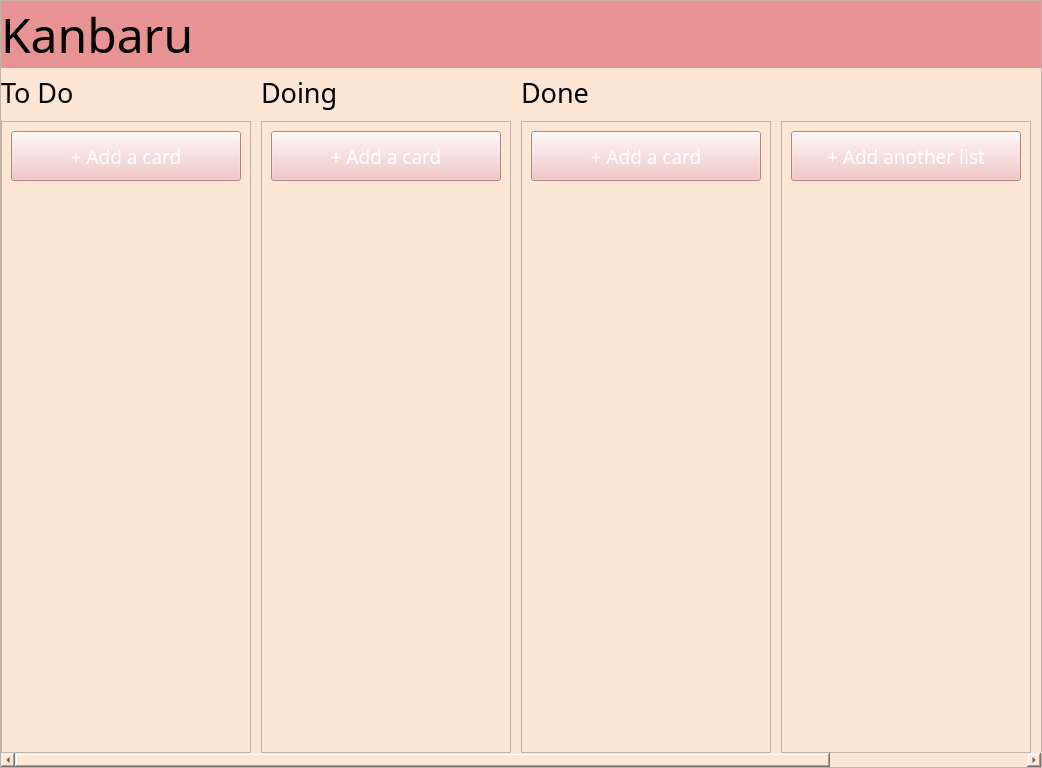
Old version of the form src/ui/main.ui in the repository dulapahv/Kanbaru.
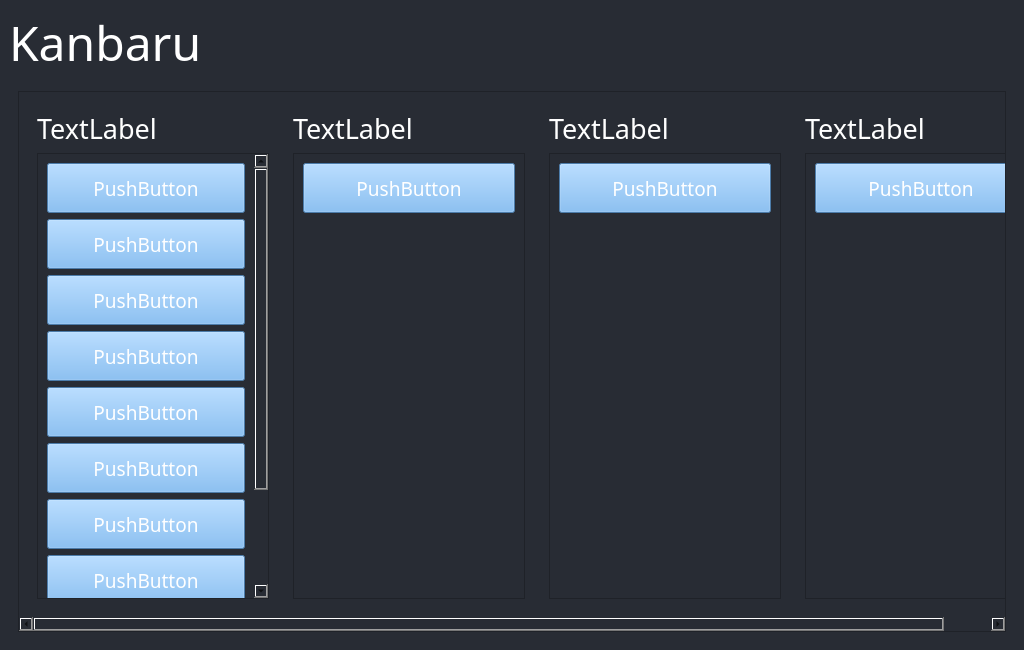
New version of the form.

The edit to the form file:
```diff
--- a/src/ui/main.ui
+++ b/src/ui/main.ui
@@ -2,30 +2,22 @@
 <ui version="4.0">
  <class>MainWindow</class>
  <widget class="QMainWindow" name="MainWindow">
-  <property name="enabled">
-   <bool>true</bool>
-  </property>
   <property name="geometry">
    <rect>
     <x>0</x>
     <y>0</y>
-    <width>1042</width>
-    <height>768</height>
+    <width>1024</width>
+    <height>650</height>
    </rect>
   </property>
-  <property name="font">
-   <font>
-    <bold>false</bold>
-   </font>
-  </property>
   <property name="windowTitle">
    <string>Kanbaru</string>
   </property>
   <property name="styleSheet">
-   <string notr="true">background-color: #fde6d4;</string>
+   <string notr="true">background-color: #282c34;</string>
   </property>
   <widget class="QWidget" name="centralwidget">
-   <layout class="QVBoxLayout" name="verticalLayout_6">
+   <layout class="QHBoxLayout" name="horizontalLayout">
     <property name="spacing">
      <number>6</number>
     </property>
@@ -41,17 +33,43 @@
     <property name="bottomMargin">
      <number>0</number>
     </property>
+    <item>
+     <widget class="QWidget" name="widget" native="true">
+      <layout class="QVBoxLayout" name="verticalLayout_2">
+       <item>
+        <widget class="QLabel" name="label">
+         <property name="font">
+          <font>
+           <family>Torus Pro</family>
+           <pointsize>36</pointsize>
+          </font>
+         </property>
+         <property name="styleSheet">
+          <string notr="true">background-color: #282c34;
+color: #FFFFFF;</string>
+         </property>
+         <property name="text">
+          <string>Kanbaru</string>
+         </property>
+        </widget>
+       </item>
+       <item>
+        <widget class="QWidget" name="widget_2" native="true">
+         <property name="sizePolicy">
+          <sizepolicy hsizetype="Preferred" vsizetype="Preferred">
+           <horstretch>0</horstretch>
+           <verstretch>0</verstretch>
+          </sizepolicy>
+         </property>
+         <property name="minimumSize">
+          <size>
+           <width>280</width>
+           <height>500</height>
+          </size>
+         </property>
+         <layout class="QHBoxLayout" name="horizontalLayout_2">
     <item>
      <widget class="QScrollArea" name="scrollArea">
-      <property name="enabled">
-       <bool>true</bool>
-      </property>
-      <property name="sizePolicy">
-       <sizepolicy hsizetype="Minimum" vsizetype="Minimum">
-        <horstretch>0</horstretch>
-        <verstretch>0</verstretch>
-       </sizepolicy>
-      </property>
       <property name="widgetResizable">
        <bool>true</bool>
       </property>
@@ -60,97 +78,44 @@
         <rect>
          <x>0</x>
          <y>0</y>
-         <width>1302</width>
-         <height>749</height>
-        </rect>
-       </property>
-       <property name="sizePolicy">
-        <sizepolicy hsizetype="Fixed" vsizetype="Preferred">
-         <horstretch>0</horstretch>
-         <verstretch>0</verstretch>
-        </sizepolicy>
-       </property>
+               <width>1042</width>
+               <height>536</height>
+              </rect>
+             </property>
        <layout class="QGridLayout" name="gridLayout">
-        <property name="leftMargin">
-         <number>0</number>
-        </property>
-        <property name="topMargin">
-         <number>0</number>
-        </property>
-        <property name="rightMargin">
-         <number>0</number>
-        </property>
-        <property name="bottomMargin">
-         <number>0</number>
-        </property>
-        <property name="horizontalSpacing">
-         <number>0</number>
-        </property>
-        <property name="verticalSpacing">
-         <number>6</number>
-        </property>
         <item row="0" column="0">
-         <widget class="QLabel" name="label_5">
-          <property name="font">
-           <font>
-            <family>Torus Pro</family>
-            <pointsize>36</pointsize>
-            <italic>false</italic>
-            <bold>false</bold>
-            <kerning>true</kerning>
-           </font>
-          </property>
-          <property name="autoFillBackground">
-           <bool>false</bool>
-          </property>
-          <property name="styleSheet">
-           <string notr="true">background-color: rgb(231, 147, 147);</string>
-          </property>
-          <property name="text">
-           <string>Kanbaru</string>
-          </property>
-          <property name="margin">
-           <number>12</number>
-          </property>
-         </widget>
-        </item>
-        <item row="1" column="0">
-         <layout class="QHBoxLayout" name="horizontalLayout">
-          <property name="spacing">
-           <number>10</number>
-          </property>
+               <widget class="QWidget" name="widget_3" native="true">
+                <property name="sizePolicy">
+                 <sizepolicy hsizetype="Fixed" vsizetype="Preferred">
+                  <horstretch>0</horstretch>
+                  <verstretch>0</verstretch>
+                 </sizepolicy>
+                </property>
+                <property name="minimumSize">
+                 <size>
+                  <width>250</width>
+                  <height>0</height>
+                 </size>
+                </property>
+                <layout class="QVBoxLayout" name="verticalLayout_3">
           <item>
-           <layout class="QVBoxLayout" name="verticalLayout">
-            <item>
-             <widget class="QLabel" name="label">
+                  <widget class="QLabel" name="label_2">
               <property name="font">
                <font>
                 <family>Torus Pro</family>
                 <pointsize>20</pointsize>
                </font>
               </property>
+                   <property name="styleSheet">
+                    <string notr="true">color: #FFFFFF;</string>
+                   </property>
               <property name="text">
-               <string>To Do</string>
+                    <string>TextLabel</string>
               </property>
              </widget>
             </item>
             <item>
              <widget class="QScrollArea" name="scrollArea_2">
-              <property name="sizePolicy">
-               <sizepolicy hsizetype="Expanding" vsizetype="Expanding">
-                <horstretch>0</horstretch>
-                <verstretch>0</verstretch>
-               </sizepolicy>
-              </property>
-              <property name="minimumSize">
-               <size>
-                <width>250</width>
-                <height>0</height>
-               </size>
-              </property>
-              <property name="acceptDrops">
-               <bool>true</bool>
-              </property>
               <property name="widgetResizable">
                <bool>true</bool>
               </property>
@@ -158,13 +123,243 @@
                <property name="geometry">
                 <rect>
                  <x>0</x>
-                 <y>0</y>
-                 <width>248</width>
-                 <height>624</height>
-                </rect>
-               </property>
-               <layout class="QGridLayout" name="gridLayout_3">
-                <item row="2" column="0">
+                      <y>-116</y>
+                      <width>213</width>
+                      <height>578</height>
+                     </rect>
+                    </property>
+                    <layout class="QVBoxLayout" name="verticalLayout_4">
+                     <item>
+                      <widget class="QPushButton" name="pushButton">
+                       <property name="minimumSize">
+                        <size>
+                         <width>0</width>
+                         <height>50</height>
+                        </size>
+                       </property>
+                       <property name="font">
+                        <font>
+                         <family>Torus Pro</family>
+                         <pointsize>14</pointsize>
+                        </font>
+                       </property>
+                       <property name="styleSheet">
+                        <string notr="true">background-color: #6badee;
+color: #ffffff;</string>
+                       </property>
+                       <property name="text">
+                        <string>PushButton</string>
+                       </property>
+                      </widget>
+                     </item>
+                     <item>
+                      <widget class="QPushButton" name="pushButton_5">
+                       <property name="minimumSize">
+                        <size>
+                         <width>0</width>
+                         <height>50</height>
+                        </size>
+                       </property>
+                       <property name="font">
+                        <font>
+                         <family>Torus Pro</family>
+                         <pointsize>14</pointsize>
+                        </font>
+                       </property>
+                       <property name="styleSheet">
+                        <string notr="true">background-color: #6badee;
+color: #ffffff;</string>
+                       </property>
+                       <property name="text">
+                        <string>PushButton</string>
+                       </property>
+                      </widget>
+                     </item>
+                     <item>
+                      <widget class="QPushButton" name="pushButton_6">
+                       <property name="minimumSize">
+                        <size>
+                         <width>0</width>
+                         <height>50</height>
+                        </size>
+                       </property>
+                       <property name="font">
+                        <font>
+                         <family>Torus Pro</family>
+                         <pointsize>14</pointsize>
+                        </font>
+                       </property>
+                       <property name="styleSheet">
+                        <string notr="true">background-color: #6badee;
+color: #ffffff;</string>
+                       </property>
+                       <property name="text">
+                        <string>PushButton</string>
+                       </property>
+                      </widget>
+                     </item>
+                     <item>
+                      <widget class="QPushButton" name="pushButton_7">
+                       <property name="minimumSize">
+                        <size>
+                         <width>0</width>
+                         <height>50</height>
+                        </size>
+                       </property>
+                       <property name="font">
+                        <font>
+                         <family>Torus Pro</family>
+                         <pointsize>14</pointsize>
+                        </font>
+                       </property>
+                       <property name="styleSheet">
+                        <string notr="true">background-color: #6badee;
+color: #ffffff;</string>
+                       </property>
+                       <property name="text">
+                        <string>PushButton</string>
+                       </property>
+                      </widget>
+                     </item>
+                     <item>
+                      <widget class="QPushButton" name="pushButton_8">
+                       <property name="minimumSize">
+                        <size>
+                         <width>0</width>
+                         <height>50</height>
+                        </size>
+                       </property>
+                       <property name="font">
+                        <font>
+                         <family>Torus Pro</family>
+                         <pointsize>14</pointsize>
+                        </font>
+                       </property>
+                       <property name="styleSheet">
+                        <string notr="true">background-color: #6badee;
+color: #ffffff;</string>
+                       </property>
+                       <property name="text">
+                        <string>PushButton</string>
+                       </property>
+                      </widget>
+                     </item>
+                     <item>
+                      <widget class="QPushButton" name="pushButton_9">
+                       <property name="minimumSize">
+                        <size>
+                         <width>0</width>
+                         <height>50</height>
+                        </size>
+                       </property>
+                       <property name="font">
+                        <font>
+                         <family>Torus Pro</family>
+                         <pointsize>14</pointsize>
+                        </font>
+                       </property>
+                       <property name="styleSheet">
+                        <string notr="true">background-color: #6badee;
+color: #ffffff;</string>
+                       </property>
+                       <property name="text">
+                        <string>PushButton</string>
+                       </property>
+                      </widget>
+                     </item>
+                     <item>
+                      <widget class="QPushButton" name="pushButton_10">
+                       <property name="minimumSize">
+                        <size>
+                         <width>0</width>
+                         <height>50</height>
+                        </size>
+                       </property>
+                       <property name="font">
+                        <font>
+                         <family>Torus Pro</family>
+                         <pointsize>14</pointsize>
+                        </font>
+                       </property>
+                       <property name="styleSheet">
+                        <string notr="true">background-color: #6badee;
+color: #ffffff;</string>
+                       </property>
+                       <property name="text">
+                        <string>PushButton</string>
+                       </property>
+                      </widget>
+                     </item>
+                     <item>
+                      <widget class="QPushButton" name="pushButton_11">
+                       <property name="minimumSize">
+                        <size>
+                         <width>0</width>
+                         <height>50</height>
+                        </size>
+                       </property>
+                       <property name="font">
+                        <font>
+                         <family>Torus Pro</family>
+                         <pointsize>14</pointsize>
+                        </font>
+                       </property>
+                       <property name="styleSheet">
+                        <string notr="true">background-color: #6badee;
+color: #ffffff;</string>
+                       </property>
+                       <property name="text">
+                        <string>PushButton</string>
+                       </property>
+                      </widget>
+                     </item>
+                     <item>
+                      <widget class="QPushButton" name="pushButton_12">
+                       <property name="minimumSize">
+                        <size>
+                         <width>0</width>
+                         <height>50</height>
+                        </size>
+                       </property>
+                       <property name="font">
+                        <font>
+                         <family>Torus Pro</family>
+                         <pointsize>14</pointsize>
+                        </font>
+                       </property>
+                       <property name="styleSheet">
+                        <string notr="true">background-color: #6badee;
+color: #ffffff;</string>
+                       </property>
+                       <property name="text">
+                        <string>PushButton</string>
+                       </property>
+                      </widget>
+                     </item>
+                     <item>
+                      <widget class="QPushButton" name="pushButton_13">
+                       <property name="minimumSize">
+                        <size>
+                         <width>0</width>
+                         <height>50</height>
+                        </size>
+                       </property>
+                       <property name="font">
+                        <font>
+                         <family>Torus Pro</family>
+                         <pointsize>14</pointsize>
+                        </font>
+                       </property>
+                       <property name="styleSheet">
+                        <string notr="true">background-color: #6badee;
+color: #ffffff;</string>
+                       </property>
+                       <property name="text">
+                        <string>PushButton</string>
+                       </property>
+                      </widget>
+                     </item>
+                     <item>
                  <spacer name="verticalSpacer">
                   <property name="orientation">
                    <enum>Qt::Vertical</enum>
@@ -177,68 +372,46 @@
                   </property>
                  </spacer>
                 </item>
-                <item row="1" column="0">
-                 <widget class="QPushButton" name="pushButton_4">
+                    </layout>
+                   </widget>
+                  </widget>
+                 </item>
+                </layout>
+               </widget>
+              </item>
+              <item row="0" column="2">
+               <widget class="QWidget" name="widget_5" native="true">
+                <property name="sizePolicy">
+                 <sizepolicy hsizetype="Fixed" vsizetype="Preferred">
+                  <horstretch>0</horstretch>
+                  <verstretch>0</verstretch>
+                 </sizepolicy>
+                </property>
                   <property name="minimumSize">
                    <size>
-                    <width>0</width>
-                    <height>50</height>
-                   </size>
-                  </property>
-                  <property name="font">
-                   <font>
-                    <family>Torus Pro</family>
-                    <pointsize>14</pointsize>
-                    <bold>false</bold>
-                   </font>
-                  </property>
-                  <property name="styleSheet">
-                   <string notr="true">background-color: rgb(242, 187, 187);
-color: rgb(255, 255, 255);</string>
-                  </property>
-                  <property name="text">
-                   <string>+ Add a card</string>
-                  </property>
-                 </widget>
-                </item>
-               </layout>
-              </widget>
-             </widget>
-            </item>
-           </layout>
-          </item>
+                  <width>250</width>
+                  <height>0</height>
+                 </size>
+                </property>
+                <layout class="QVBoxLayout" name="verticalLayout_7">
           <item>
-           <layout class="QVBoxLayout" name="verticalLayout_3">
-            <item>
-             <widget class="QLabel" name="label_3">
+                  <widget class="QLabel" name="label_4">
               <property name="font">
                <font>
                 <family>Torus Pro</family>
                 <pointsize>20</pointsize>
                </font>
               </property>
+                   <property name="styleSheet">
+                    <string notr="true">color: #FFFFFF;</string>
+                   </property>
               <property name="text">
-               <string>Doing</string>
+                    <string>TextLabel</string>
               </property>
              </widget>
             </item>
             <item>
              <widget class="QScrollArea" name="scrollArea_4">
-              <property name="sizePolicy">
-               <sizepolicy hsizetype="Expanding" vsizetype="Expanding">
-                <horstretch>0</horstretch>
-                <verstretch>0</verstretch>
-               </sizepolicy>
-              </property>
-              <property name="minimumSize">
-               <size>
-                <width>250</width>
-                <height>0</height>
-               </size>
-              </property>
-              <property name="acceptDrops">
-               <bool>true</bool>
-              </property>
               <property name="widgetResizable">
                <bool>true</bool>
               </property>
@@ -247,13 +420,13 @@
                 <rect>
                  <x>0</x>
                  <y>0</y>
-                 <width>248</width>
-                 <height>624</height>
-                </rect>
-               </property>
-               <layout class="QGridLayout" name="gridLayout_5">
-                <item row="0" column="0">
-                 <widget class="QPushButton" name="pushButton_29">
+                      <width>230</width>
+                      <height>462</height>
+                     </rect>
+                    </property>
+                    <layout class="QVBoxLayout" name="verticalLayout_8">
+                     <item>
+                      <widget class="QPushButton" name="pushButton_3">
                   <property name="minimumSize">
                    <size>
                     <width>0</width>
@@ -264,19 +437,18 @@
                    <font>
                     <family>Torus Pro</family>
                     <pointsize>14</pointsize>
-                    <bold>false</bold>
                    </font>
                   </property>
                   <property name="styleSheet">
-                   <string notr="true">background-color: rgb(242, 187, 187);
-color: rgb(255, 255, 255);</string>
+                        <string notr="true">background-color: #6badee;
+color: #ffffff;</string>
                   </property>
                   <property name="text">
-                   <string>+ Add a card</string>
+                        <string>PushButton</string>
                   </property>
                  </widget>
                 </item>
-                <item row="1" column="0">
+                     <item>
                  <spacer name="verticalSpacer_3">
                   <property name="orientation">
                    <enum>Qt::Vertical</enum>
@@ -294,26 +466,12 @@
              </widget>
             </item>
            </layout>
-          </item>
-          <item>
-           <layout class="QVBoxLayout" name="verticalLayout_2">
-            <item>
-             <widget class="QLabel" name="label_2">
-              <property name="font">
-               <font>
-                <family>Torus Pro</family>
-                <pointsize>20</pointsize>
-               </font>
-              </property>
-              <property name="text">
-               <string>Done</string>
-              </property>
-             </widget>
-            </item>
-            <item>
-             <widget class="QScrollArea" name="scrollArea_3">
+               </widget>
+              </item>
+              <item row="0" column="3">
+               <widget class="QWidget" name="widget_6" native="true">
               <property name="sizePolicy">
-               <sizepolicy hsizetype="Expanding" vsizetype="Expanding">
+                 <sizepolicy hsizetype="Fixed" vsizetype="Preferred">
                 <horstretch>0</horstretch>
                 <verstretch>0</verstretch>
                </sizepolicy>
@@ -324,97 +482,25 @@
                 <height>0</height>
                </size>
               </property>
-              <property name="acceptDrops">
-               <bool>true</bool>
-              </property>
-              <property name="widgetResizable">
-               <bool>true</bool>
-              </property>
-              <widget class="QWidget" name="scrollAreaWidgetContents_3">
-               <property name="geometry">
-                <rect>
-                 <x>0</x>
-                 <y>0</y>
-                 <width>248</width>
-                 <height>624</height>
-                </rect>
-               </property>
-               <layout class="QGridLayout" name="gridLayout_4">
-                <item row="1" column="0">
-                 <spacer name="verticalSpacer_2">
-                  <property name="orientation">
-                   <enum>Qt::Vertical</enum>
-                  </property>
-                  <property name="sizeHint" stdset="0">
-                   <size>
-                    <width>20</width>
-                    <height>40</height>
-                   </size>
-                  </property>
-                 </spacer>
-                </item>
-                <item row="0" column="0">
-                 <widget class="QPushButton" name="pushButton_19">
-                  <property name="minimumSize">
-                   <size>
-                    <width>0</width>
-                    <height>50</height>
-                   </size>
-                  </property>
+                <layout class="QVBoxLayout" name="verticalLayout_9">
+                 <item>
+                  <widget class="QLabel" name="label_5">
                   <property name="font">
                    <font>
                     <family>Torus Pro</family>
-                    <pointsize>14</pointsize>
-                    <bold>false</bold>
+                     <pointsize>20</pointsize>
                    </font>
                   </property>
                   <property name="styleSheet">
-                   <string notr="true">background-color: rgb(242, 187, 187);
-color: rgb(255, 255, 255);</string>
+                    <string notr="true">color: #FFFFFF;</string>
                   </property>
                   <property name="text">
-                   <string>+ Add a card</string>
-                  </property>
-                 </widget>
-                </item>
-               </layout>
-              </widget>
-             </widget>
-            </item>
-           </layout>
-          </item>
-          <item>
-           <layout class="QVBoxLayout" name="verticalLayout_4">
-            <item>
-             <widget class="QLabel" name="label_4">
-              <property name="font">
-               <font>
-                <family>Torus Pro</family>
-                <pointsize>20</pointsize>
-               </font>
-              </property>
-              <property name="text">
-               <string/>
+                    <string>TextLabel</string>
               </property>
              </widget>
             </item>
             <item>
              <widget class="QScrollArea" name="scrollArea_5">
-              <property name="sizePolicy">
-               <sizepolicy hsizetype="Expanding" vsizetype="Expanding">
-                <horstretch>0</horstretch>
-                <verstretch>0</verstretch>
-               </sizepolicy>
-              </property>
-              <property name="minimumSize">
-               <size>
-                <width>250</width>
-                <height>0</height>
-               </size>
-              </property>
-              <property name="acceptDrops">
-               <bool>true</bool>
-              </property>
               <property name="widgetResizable">
                <bool>true</bool>
               </property>
@@ -423,13 +509,13 @@
                 <rect>
                  <x>0</x>
                  <y>0</y>
-                 <width>248</width>
-                 <height>624</height>
-                </rect>
-               </property>
-               <layout class="QGridLayout" name="gridLayout_6">
-                <item row="0" column="0">
-                 <widget class="QPushButton" name="pushButton_39">
+                      <width>230</width>
+                      <height>462</height>
+                     </rect>
+                    </property>
+                    <layout class="QVBoxLayout" name="verticalLayout_10">
+                     <item>
+                      <widget class="QPushButton" name="pushButton_4">
                   <property name="minimumSize">
                    <size>
                     <width>0</width>
@@ -440,19 +526,18 @@
                    <font>
                     <family>Torus Pro</family>
                     <pointsize>14</pointsize>
-                    <bold>false</bold>
                    </font>
                   </property>
                   <property name="styleSheet">
-                   <string notr="true">background-color: rgb(242, 187, 187);
-color: rgb(255, 255, 255);</string>
+                        <string notr="true">background-color: #6badee;
+color: #ffffff;</string>
                   </property>
                   <property name="text">
-                   <string>+ Add another list</string>
+                        <string>PushButton</string>
                   </property>
                  </widget>
                 </item>
-                <item row="1" column="0">
+                     <item>
                  <spacer name="verticalSpacer_4">
                   <property name="orientation">
                    <enum>Qt::Vertical</enum>
@@ -470,26 +555,12 @@
              </widget>
             </item>
            </layout>
-          </item>
-          <item>
-           <layout class="QVBoxLayout" name="verticalLayout_8">
-            <item>
-             <widget class="QLabel" name="label_8">
-              <property name="font">
-               <font>
-                <family>Torus Pro</family>
-                <pointsize>20</pointsize>
-               </font>
-              </property>
-              <property name="text">
-               <string/>
-              </property>
-             </widget>
-            </item>
-            <item>
-             <widget class="QScrollArea" name="scrollArea_8">
+               </widget>
+              </item>
+              <item row="0" column="1">
+               <widget class="QWidget" name="widget_4" native="true">
               <property name="sizePolicy">
-               <sizepolicy hsizetype="Expanding" vsizetype="Expanding">
+                 <sizepolicy hsizetype="Fixed" vsizetype="Preferred">
                 <horstretch>0</horstretch>
                 <verstretch>0</verstretch>
                </sizepolicy>
@@ -500,24 +571,40 @@
                 <height>0</height>
                </size>
               </property>
-              <property name="acceptDrops">
-               <bool>true</bool>
-              </property>
+                <layout class="QVBoxLayout" name="verticalLayout_5">
+                 <item>
+                  <widget class="QLabel" name="label_3">
+                   <property name="font">
+                    <font>
+                     <family>Torus Pro</family>
+                     <pointsize>20</pointsize>
+                    </font>
+                   </property>
+                   <property name="styleSheet">
+                    <string notr="true">color: #FFFFFF;</string>
+                   </property>
+                   <property name="text">
+                    <string>TextLabel</string>
+                   </property>
+                  </widget>
+                 </item>
+                 <item>
+                  <widget class="QScrollArea" name="scrollArea_3">
               <property name="widgetResizable">
                <bool>true</bool>
               </property>
-              <widget class="QWidget" name="scrollAreaWidgetContents_8">
+                   <widget class="QWidget" name="scrollAreaWidgetContents_3">
                <property name="geometry">
                 <rect>
                  <x>0</x>
                  <y>0</y>
-                 <width>248</width>
-                 <height>622</height>
-                </rect>
-               </property>
-               <layout class="QGridLayout" name="gridLayout_9">
-                <item row="0" column="0">
-                 <widget class="QPushButton" name="pushButton_42">
+                      <width>230</width>
+                      <height>462</height>
+                     </rect>
+                    </property>
+                    <layout class="QVBoxLayout" name="verticalLayout_6">
+                     <item>
+                      <widget class="QPushButton" name="pushButton_2">
                   <property name="minimumSize">
                    <size>
                     <width>0</width>
@@ -528,20 +615,19 @@
                    <font>
                     <family>Torus Pro</family>
                     <pointsize>14</pointsize>
-                    <bold>false</bold>
                    </font>
                   </property>
                   <property name="styleSheet">
-                   <string notr="true">background-color: rgb(242, 187, 187);
-color: rgb(255, 255, 255);</string>
+                        <string notr="true">background-color: #6badee;
+color: #ffffff;</string>
                   </property>
                   <property name="text">
-                   <string>+ Add another list</string>
+                        <string>PushButton</string>
                   </property>
                  </widget>
                 </item>
-                <item row="1" column="0">
-                 <spacer name="verticalSpacer_7">
+                     <item>
+                      <spacer name="verticalSpacer_2">
                   <property name="orientation">
                    <enum>Qt::Vertical</enum>
                   </property>
@@ -558,11 +644,29 @@
              </widget>
             </item>
            </layout>
-          </item>
-         </layout>
+               </widget>
+              </item>
+              <item row="0" column="4">
+               <spacer name="horizontalSpacer">
+                <property name="orientation">
+                 <enum>Qt::Horizontal</enum>
+                </property>
+                <property name="sizeHint" stdset="0">
+                 <size>
+                  <width>40</width>
+                  <height>20</height>
+                 </size>
+                </property>
+               </spacer>
+              </item>
+             </layout>
+            </widget>
+           </widget>
         </item>
        </layout>
       </widget>
+       </item>
+      </layout>
      </widget>
     </item>
    </layout>
```
Lines whose indentation alone changed are shown as unchanged.
